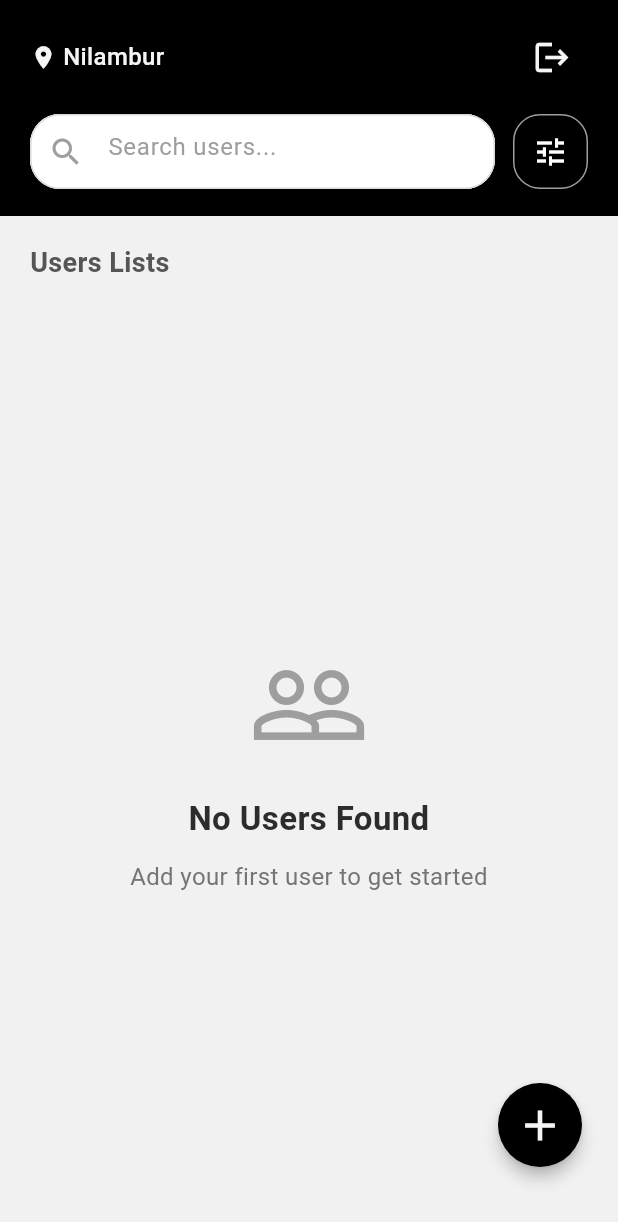
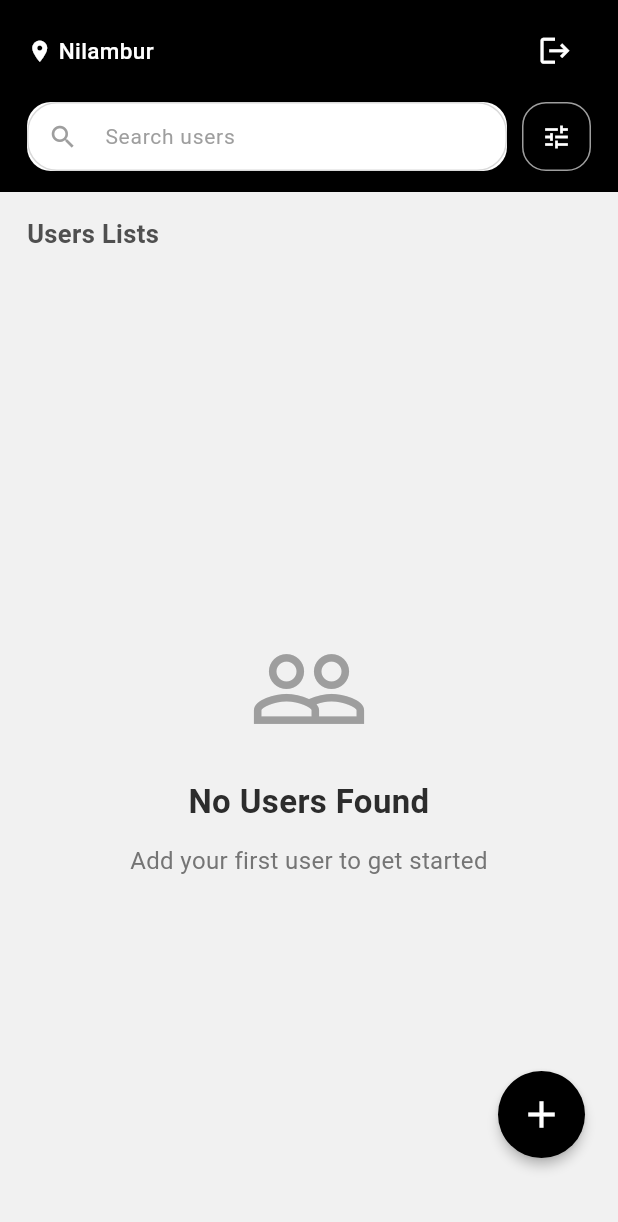
Before and after one commit to Abdulsathar27/totalXtask, a Flutter app: the HomeScreen screen opened directly, on a phone screen of 412 x 824 dp. Shown: the top 1222 px of the screen. Run offline on Flutter 3.47's test engine with Material 3 defaults, Android fonts, the phone set to English and light mode, and no system bars; our stand-ins replace cached_network_image, cloud_firestore, firebase_auth, firebase_core, firebase_storage, google_sign_in and 1 more; accounts and stored records are empty; network calls fail.

Commit message:
refactor: refine search bar ui to match figma proportions

```diff
--- a/lib/views/home/home_screen.dart
+++ b/lib/views/home/home_screen.dart
@@ -3,7 +3,6 @@ import 'package:provider/provider.dart';
 import 'package:totalxtask/controller/auth_controller.dart';
 import 'package:totalxtask/controller/user_controller.dart';
 import 'package:totalxtask/core/constant/app_colors.dart';
-import 'package:totalxtask/core/constant/app_spacing.dart';
 import 'package:totalxtask/core/utils/snackbar_helper.dart';
 import 'package:totalxtask/views/add_users/add_user_screen.dart';
 import 'package:totalxtask/views/auth/login_screen.dart';
@@ -22,28 +21,42 @@ class HomeScreen extends StatelessWidget {
             !userProvider.isPaginationLoading) {
           Future.microtask(() async {
             userProvider.resetPagination();
-            await userProvider.fetchPaginatedUsers();
+
+            await userProvider
+                .fetchPaginatedUsers();
           });
         }
 
         return Scaffold(
-          backgroundColor: const Color(0xFFF1F1F1),
+          backgroundColor:
+              const Color(0xFFF1F1F1),
 
           floatingActionButtonLocation:
-              FloatingActionButtonLocation.endFloat,
+              FloatingActionButtonLocation
+                  .endFloat,
 
           floatingActionButton: Padding(
             padding: const EdgeInsets.only(
-              bottom: 30,
-              right: 8,
+              bottom: 36,
+              right: 6,
             ),
+
+            child: SizedBox(
+              width: 58,
+              height: 58,
+
               child: FloatingActionButton(
-              backgroundColor: AppColors.black,
+                backgroundColor:
+                    AppColors.black,
 
-              elevation: 4,
+                elevation: 3,
 
-              shape: RoundedRectangleBorder(
-                borderRadius: BorderRadius.circular(100),
+                shape:
+                    RoundedRectangleBorder(
+                  borderRadius:
+                      BorderRadius.circular(
+                    100,
+                  ),
                 ),
 
                 onPressed: () async {
@@ -56,7 +69,8 @@ class HomeScreen extends StatelessWidget {
                   );
 
                   if (context.mounted) {
-                  userProvider.resetPagination();
+                    userProvider
+                        .resetPagination();
 
                     await userProvider
                         .fetchPaginatedUsers();
@@ -65,9 +79,12 @@ class HomeScreen extends StatelessWidget {
 
                 child: const Icon(
                   Icons.add,
-                size: 34,
+
+                  size: 30,
+
                   color:
-                    AppColors.scaffoldBackground,
+                      AppColors.white,
+                ),
               ),
             ),
           ),
@@ -76,18 +93,17 @@ class HomeScreen extends StatelessWidget {
             child: Column(
               crossAxisAlignment:
                   CrossAxisAlignment.start,
+
               children: [
                 Container(
                   width: double.infinity,
 
                   padding:
                       const EdgeInsets.only(
-                    left:
-                        AppSpacing.screenPadding,
-                    right:
-                        AppSpacing.screenPadding,
-                    top: 14,
-                    bottom: 18,
+                    left: 18,
+                    right: 18,
+                    top: 10,
+                    bottom: 14,
                   ),
 
                   decoration:
@@ -99,31 +115,41 @@ class HomeScreen extends StatelessWidget {
                     crossAxisAlignment:
                         CrossAxisAlignment
                             .start,
+
                     children: [
                       Row(
                         mainAxisAlignment:
                             MainAxisAlignment
                                 .spaceBetween,
+
                         children: [
                           Row(
                             children: const [
                               Icon(
                                 Icons.location_on,
-                                color: AppColors
-                                    .scaffoldBackground,
-                                size: 18,
+
+                                color:
+                                    AppColors
+                                        .white,
+
+                                size: 17,
                               ),
 
-                              SizedBox(width: 4),
+                              SizedBox(
+                                width: 4,
+                              ),
 
                               Text(
                                 'Nilambur',
 
-                                style: TextStyle(
-                                  color: AppColors
-                                      .scaffoldBackground,
+                                style:
+                                    TextStyle(
+                                  color:
+                                      AppColors
+                                          .white,
 
-                                  fontSize: 16,
+                                  fontSize:
+                                      15,
 
                                   fontWeight:
                                       FontWeight
@@ -162,6 +188,7 @@ class HomeScreen extends StatelessWidget {
                                     .showErrorSnackBar(
                                   context:
                                       context,
+
                                   message:
                                       'Logout failed',
                                 );
@@ -172,22 +199,27 @@ class HomeScreen extends StatelessWidget {
                                 const Icon(
                               Icons.logout,
 
-                              color: AppColors
-                                  .scaffoldBackground,
+                              size: 23,
 
-                              size: 26,
+                              color:
+                                  AppColors
+                                      .white,
                             ),
                           ),
                         ],
                       ),
 
                       const SizedBox(
-                        height: 14,
+                        height: 10,
                       ),
 
                       Row(
                         children: [
                           Expanded(
+                            child:
+                                SizedBox(
+                              height: 46,
+
                               child:
                                   CustomSearchBar(
                                 controller:
@@ -205,9 +237,10 @@ class HomeScreen extends StatelessWidget {
                                 },
                               ),
                             ),
+                          ),
 
                           const SizedBox(
-                            width: 12,
+                            width: 10,
                           ),
 
                           PopupMenuButton<
@@ -249,8 +282,8 @@ class HomeScreen extends StatelessWidget {
 
                             child:
                                 Container(
-                              width: 50,
-                              height: 50,
+                              width: 46,
+                              height: 46,
 
                               decoration:
                                   BoxDecoration(
@@ -267,7 +300,7 @@ class HomeScreen extends StatelessWidget {
 
                                 borderRadius:
                                     BorderRadius.circular(
-                                  18,
+                                  16,
                                 ),
                               ),
 
@@ -275,7 +308,7 @@ class HomeScreen extends StatelessWidget {
                                   const Icon(
                                 Icons.tune,
 
-                                size: 24,
+                                size: 20,
 
                                 color:
                                     AppColors
@@ -290,33 +323,32 @@ class HomeScreen extends StatelessWidget {
                 ),
 
                 const SizedBox(
-                  height: 18,
+                  height: 16,
                 ),
 
                 const Padding(
                   padding:
                       EdgeInsets.symmetric(
-                    horizontal:
-                        AppSpacing.screenPadding,
+                    horizontal: 18,
                   ),
 
                   child: Text(
                     'Users Lists',
 
                     style: TextStyle(
-                      fontSize: 18,
+                      fontSize: 17,
 
                       fontWeight:
                           FontWeight.w700,
 
                       color:
-                          Color(0xFF555555),
+                          Color(0xFF4F4F4F),
                     ),
                   ),
                 ),
 
                 const SizedBox(
-                  height: 14,
+                  height: 12,
                 ),
 
                 Expanded(
@@ -382,7 +414,7 @@ class HomeScreen extends StatelessWidget {
                                             padding:
                                                 const EdgeInsets.symmetric(
                                               horizontal:
-                                                  AppSpacing.screenPadding,
+                                                  18,
                                             ),
 
                                             itemCount:
--- a/lib/widgets/custom_search_bar.dart
+++ b/lib/widgets/custom_search_bar.dart
@@ -1,7 +1,5 @@
 import 'package:flutter/material.dart';
 import 'package:totalxtask/core/constant/app_colors.dart';
-import 'package:totalxtask/core/constant/app_spacing.dart';
-
 
 class CustomSearchBar
     extends StatelessWidget {
@@ -18,21 +16,23 @@ class CustomSearchBar
   @override
   Widget build(BuildContext context) {
     return Container(
-      height: 50,
-
       decoration: BoxDecoration(
         color: AppColors.white,
 
-        borderRadius: BorderRadius.circular(
-          AppSpacing.inputRadius,
-        ),
+        borderRadius:
+            BorderRadius.circular(16),
 
         boxShadow: [
           BoxShadow(
-            color:
-                AppColors.cardShadow,
-            blurRadius: 10,
-            offset: const Offset(0, 4),
+            color: Colors.black
+                .withOpacity(0.02),
+
+            blurRadius: 6,
+
+            offset: const Offset(
+              0,
+              2,
+            ),
           ),
         ],
       ),
@@ -42,19 +42,32 @@ class CustomSearchBar
 
         onChanged: onChanged,
 
-        decoration: const InputDecoration(
-          hintText: 'Search users...',
+        style: const TextStyle(
+          fontSize: 15,
+          fontWeight: FontWeight.w400,
+          color: AppColors.textDark,
+        ),
 
-          prefixIcon: Icon(
+        decoration: InputDecoration(
+          hintText: 'Search users',
+
+          hintStyle: const TextStyle(
+            fontSize: 14,
+            color: AppColors.hintGrey,
+            fontWeight: FontWeight.w400,
+          ),
+
+          prefixIcon: const Icon(
             Icons.search,
+            size: 20,
             color: AppColors.hintGrey,
           ),
 
           border: InputBorder.none,
 
           contentPadding:
-              EdgeInsets.symmetric(
-            vertical: 18,
+              const EdgeInsets.symmetric(
+            vertical: 12,
           ),
         ),
       ),
```
Lines whose indentation alone changed are shown as unchanged.
